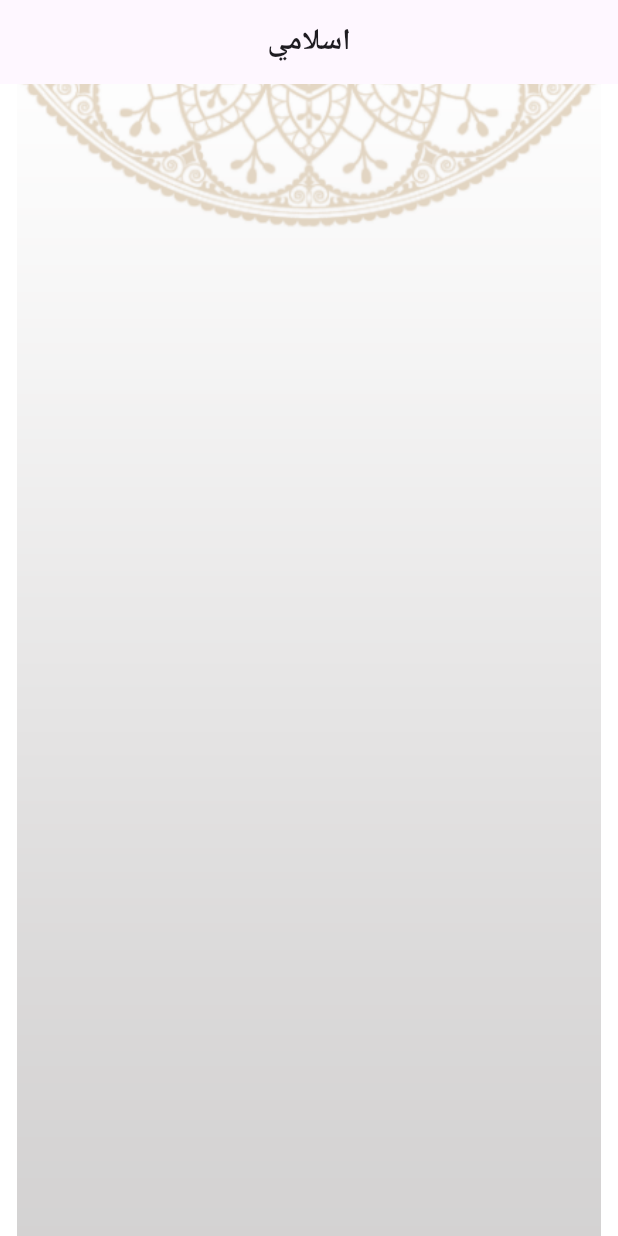
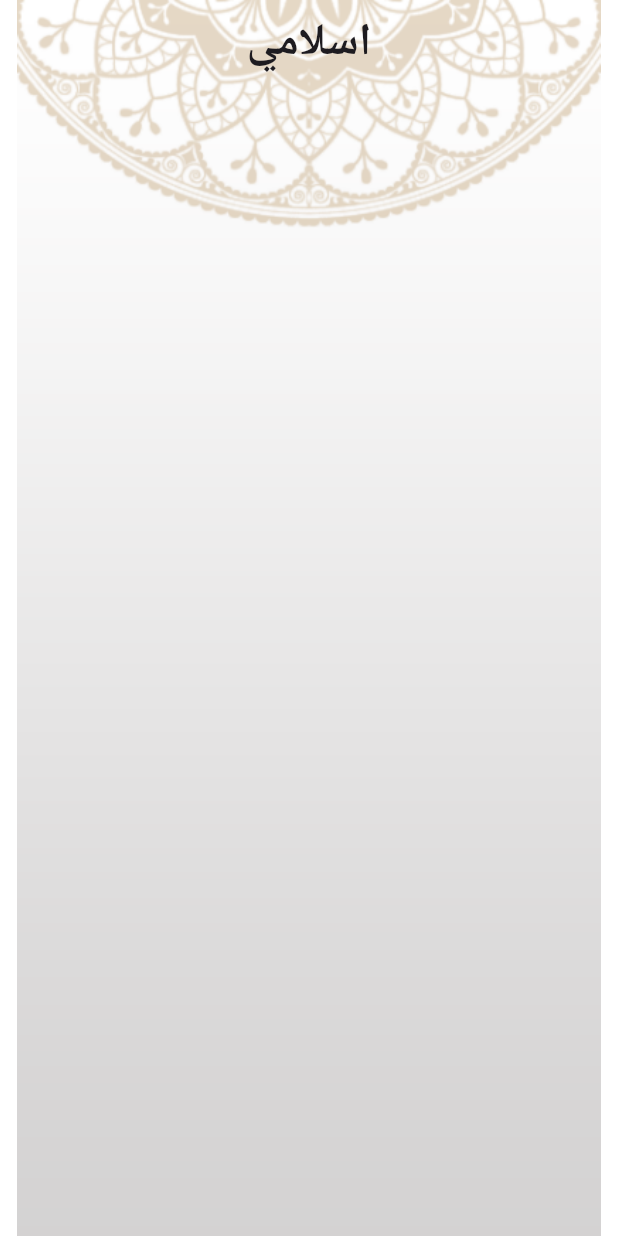
Before and after one commit to MahmoudMadihBedier/islameapp, a Flutter app: the screen it shows after launch, on a phone screen of 412 x 824 dp. Run offline on Flutter 3.47's test engine with Material 3 defaults, Android fonts, the light colour scheme and no system bars.

Commit message:
home screen development

```diff
--- a/lib/core/home.dart
+++ b/lib/core/home.dart
@@ -18,10 +18,12 @@ class _HomeState extends State<Home> {
       child: Scaffold(
         backgroundColor: Colors.transparent,
         appBar: AppBar(
+          backgroundColor: Colors.transparent,
+          elevation: 0,
           centerTitle: true,
           title: Text("اسلامي",style: TextStyle(
             fontWeight: FontWeight.bold,
-            fontSize: 20,
+            fontSize: 30,
           ),),
         ),
 
--- a/lib/main.dart
+++ b/lib/main.dart
@@ -11,6 +11,7 @@ class MyApp extends StatelessWidget {
   @override
   Widget build(BuildContext context) {
     return MaterialApp(
+      debugShowCheckedModeBanner: false,
       title: 'Flutter Demo',
       theme: ThemeData(primarySwatch: Colors.blue,)
       ,
--- a/pubspec.yaml
+++ b/pubspec.yaml
@@ -44,7 +44,7 @@ flutter:
 
   # To add assets to your application, add an assets section, like this:
   assets:
-      - assets/images
+     - assets/images/
   #   - images/a_dot_ham.jpeg
 
   # An image asset can refer to one or more resolution-specific "variants", see
```
